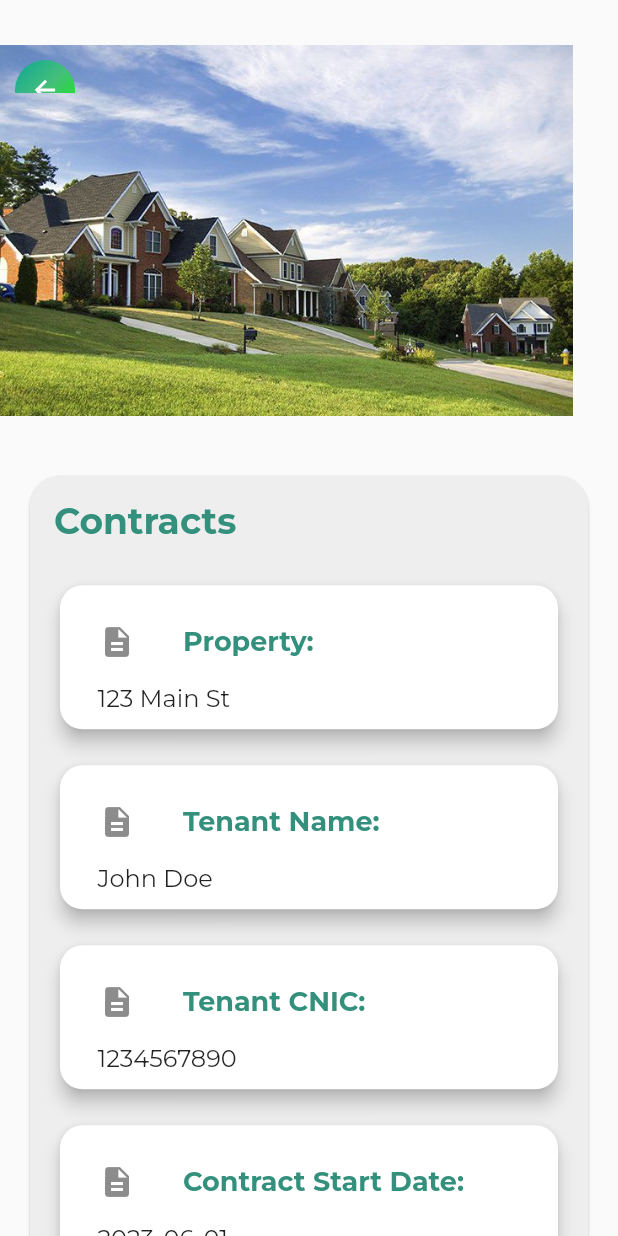
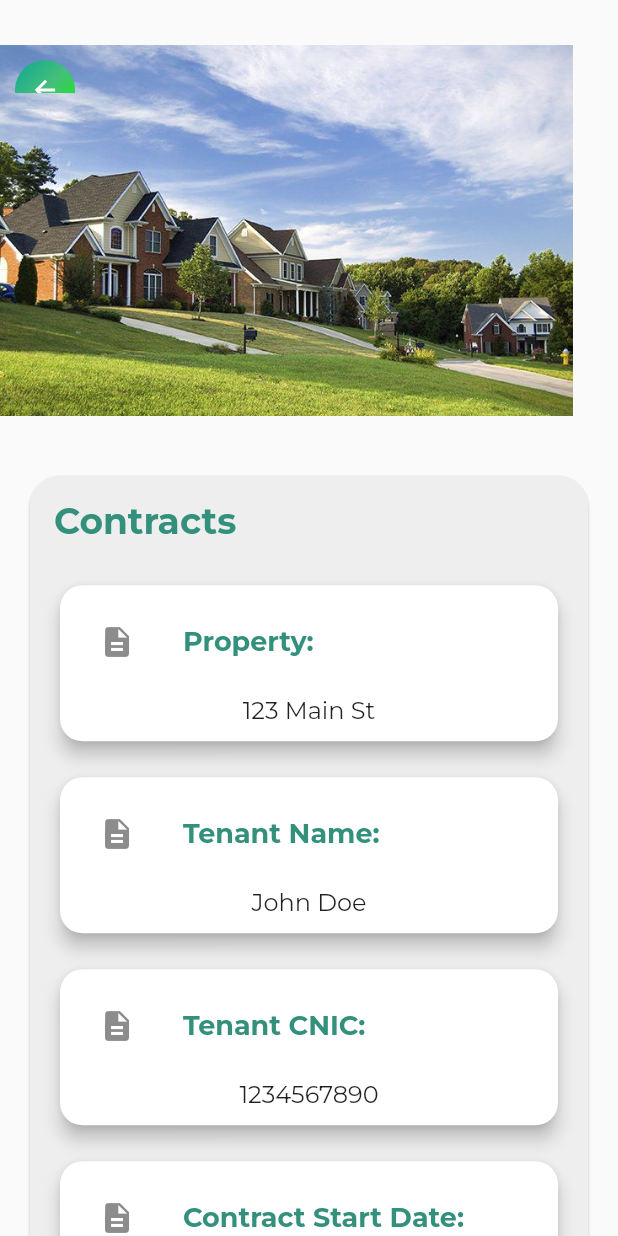
Before and after one commit to shahfarazz/rehnaa-concept, a Flutter app: the ContractPage screen opened directly, on a phone screen of 412 x 824 dp. Run offline on Flutter 3.47's test engine with Material 2 defaults, Android fonts, the phone set to English and light mode, and no system bars; our stand-ins replace cached_network_image, carousel_slider, cloud_firestore, confetti, firebase_auth, firebase_core and 3 more; accounts and stored records are empty.

Commit message:
Contract Updated

```diff
--- a/lib/frontend/Screens/Landlord/contract.dart
+++ b/lib/frontend/Screens/Landlord/contract.dart
@@ -175,7 +175,7 @@ class ContractCard extends StatelessWidget {
   final String label;
   final String data;
 
-  const ContractCard({super.key, required this.label, required this.data});
+  const ContractCard({Key? key, required this.label, required this.data}) : super(key: key);
 
   @override
   Widget build(BuildContext context) {
@@ -191,7 +191,8 @@ class ContractCard extends StatelessWidget {
           children: <Widget>[
             ListTile(
               leading: const Icon(
-                  Icons.description), // an icon next to the contract label
+                Icons.description,
+              ), // an icon next to the contract label
               title: Text(
                 label,
                 style: GoogleFonts.montserrat(
@@ -201,14 +202,15 @@ class ContractCard extends StatelessWidget {
                 ),
               ),
             ),
-            Padding(
-              padding: const EdgeInsets.only(left: 15),
+            SizedBox(height: 8),
+            Center(
               child: Text(
                 data,
                 style: GoogleFonts.montserrat(
                   fontWeight: FontWeight.normal, // normal contract data
                   fontSize: 16,
                 ),
+                textAlign: TextAlign.center,
               ),
             ),
           ],
```
